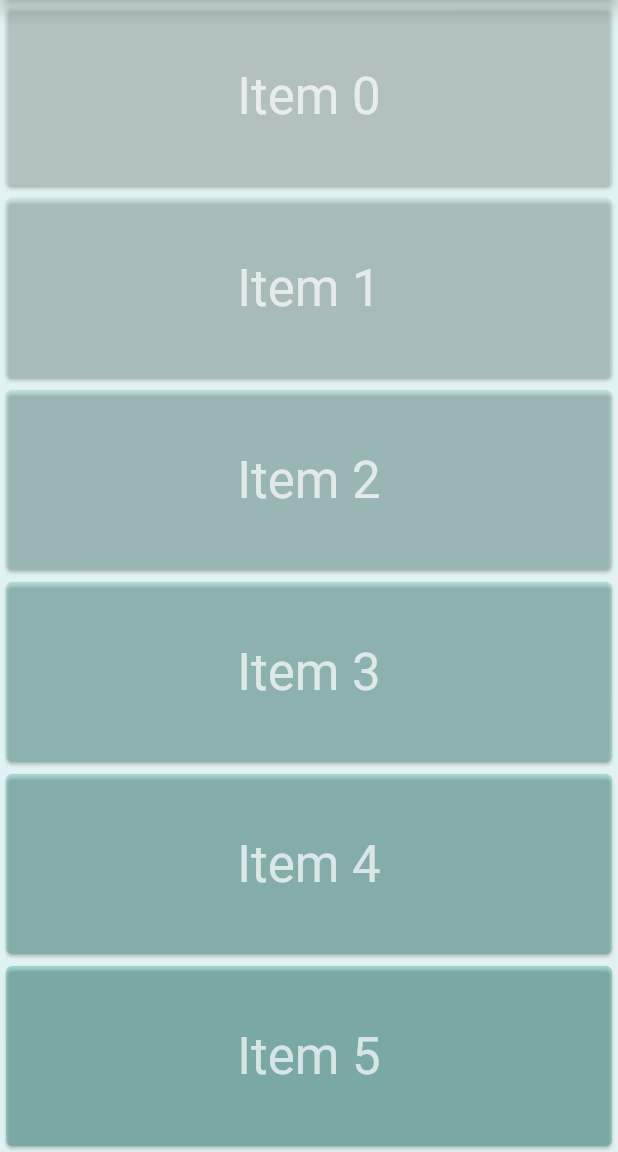
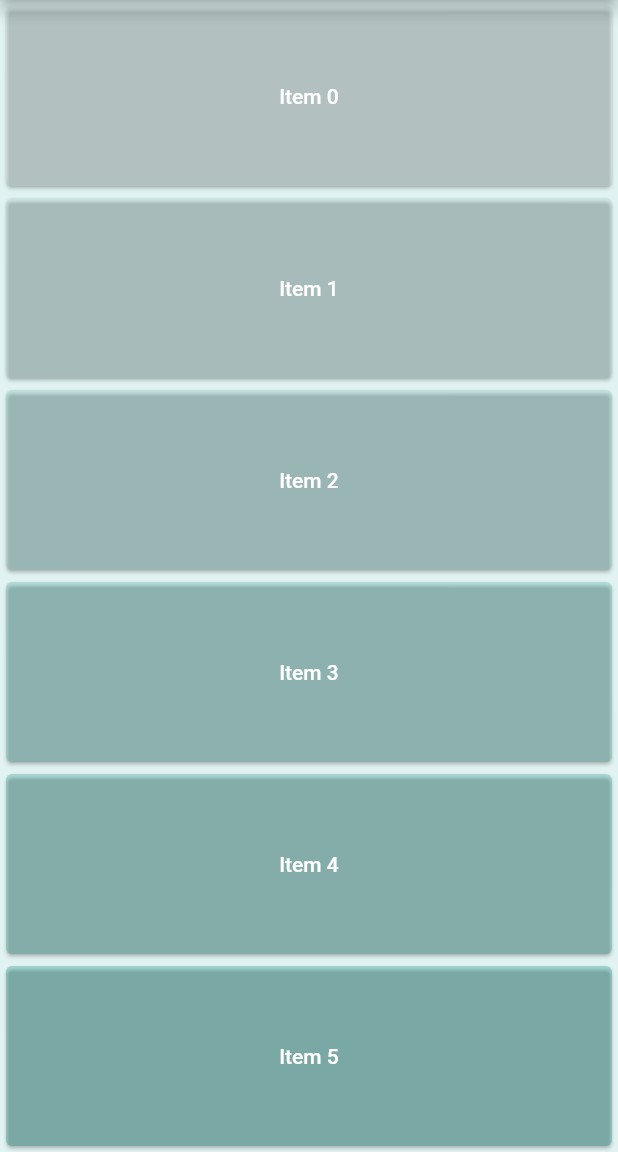
Before and after one commit to lijin820/flutter-article, a Flutter app: the ListPage screen opened directly with sample values from the repository, on a phone screen of 412 x 824 dp, the part 84-1236 px from its top. Run offline on Flutter 3.47's test engine with Material 2 defaults, Android fonts, the phone set to English and light mode, and no system bars.

Commit message:
fixed some deprecated issues

```diff
--- a/lib/widgets/list_page_widget.dart
+++ b/lib/widgets/list_page_widget.dart
@@ -41,7 +41,7 @@ class ListPage extends StatelessWidget {
                   },
                   child: Center(
                     child: Text('Item $index',
-                        style: Theme.of(context).primaryTextTheme.display1),
+                        style: Theme.of(context).primaryTextTheme.bodyText1),
                   ),
                 ),
               ),
```
Also changed, not shown: lib/widgets/destination_widget.dart (+0 -10 lines).
